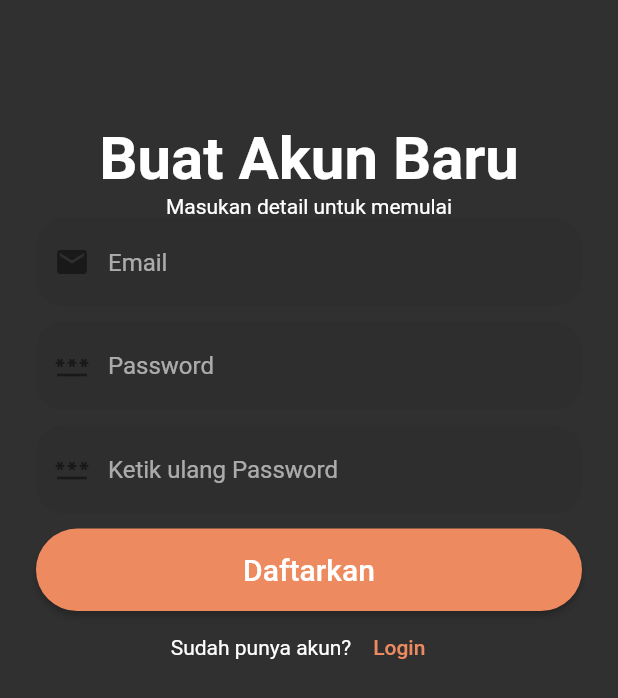
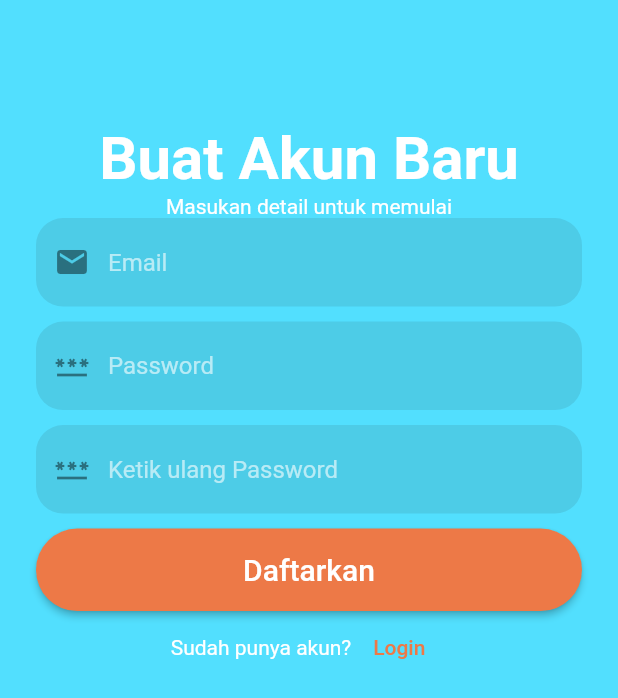
Before and after one commit to LordGarmadon/TugasAkhir, a Flutter app: the screen it shows after launch, after a tap on "Daftar disini", on a phone screen of 412 x 824 dp. Shown: the top 698 px of the screen. Run offline on Flutter 3.47's test engine with Material 2 defaults, Android fonts, the phone set to English and light mode, and no system bars; our stand-ins replace cloud_firestore, firebase_auth, firebase_core; accounts and stored records are empty; network calls fail.

Commit message:
tambah splashscreen

```diff
--- a/lib/login.dart
+++ b/lib/login.dart
@@ -23,7 +23,7 @@ class _LoginPageState extends State<LoginPage> {
   Widget build(BuildContext context) {
     return SafeArea(
       child: Scaffold(
-        //backgroundColor: Color.fromRGBO(82, 223, 254, 100),
+        backgroundColor: Color.fromRGBO(82, 223, 254, 100),
         body: Container(
           margin: EdgeInsets.all(24),
           child: Column(
@@ -81,7 +81,7 @@ class _LoginPageState extends State<LoginPage> {
             style: TextStyle(fontSize: 20),
           ),
           style: ElevatedButton.styleFrom(
-            primary: Color.fromRGBO(238, 138, 96, 1),
+            primary: Color.fromRGBO(237, 121, 71, 1),
             shape: StadiumBorder(),
             padding: EdgeInsets.symmetric(vertical: 16),
           ),
@@ -111,7 +111,7 @@ class _LoginPageState extends State<LoginPage> {
 _forgotPassword(context) {
   return TextButton(
     onPressed: () {},
-    style: TextButton.styleFrom(primary: Color.fromRGBO(238, 138, 96, 1)),
+    style: TextButton.styleFrom(primary: Color.fromRGBO(237, 121, 71, 1)),
     child: Text("Lupa Password?"),
   );
 }
@@ -128,7 +128,7 @@ _signup(context) {
               MaterialPageRoute(builder: (context) => const SignUpScreen()),
             );
           },
-          style: TextButton.styleFrom(primary: Color.fromRGBO(238, 138, 96, 1)),
+          style: TextButton.styleFrom(primary: Color.fromRGBO(237, 121, 71, 1)),
           child: Text("Daftar disini"))
     ],
   );
--- a/lib/main.dart
+++ b/lib/main.dart
@@ -5,6 +5,7 @@ import 'package:firebase_core/firebase_core.dart';
 import 'package:flutter/material.dart';
 import 'package:nadiku/login.dart';
 import 'package:nadiku/main_scaffold.dart';
+import 'package:nadiku/splashscreen.dart';
 
 import 'firebase_options.dart';
 
@@ -28,7 +29,7 @@ class MyApp extends StatelessWidget {
         debugShowCheckedModeBanner: false,
         title: title,
         theme: ThemeData.dark().copyWith(colorScheme: ColorScheme.fromSwatch(primarySwatch: Colors.blue).copyWith(secondary: Colors.tealAccent)),
-        home: MainPage(),
+        home: Splashscreen(),
       );
 
   // This widget is the root of your application
--- a/lib/signup.dart
+++ b/lib/signup.dart
@@ -26,6 +26,7 @@ class _SignUpScreenState extends State<SignUpScreen> {
   Widget build(BuildContext context) {
     return SafeArea(
         child: Scaffold(
+      backgroundColor: Color.fromRGBO(82, 223, 254, 100),
       body: Container(
         padding: EdgeInsets.symmetric(horizontal: 24),
         child: ListView(
@@ -127,7 +128,7 @@ class _SignUpScreenState extends State<SignUpScreen> {
             style: TextStyle(fontSize: 20),
           ),
           style: ElevatedButton.styleFrom(
-            primary: Color.fromRGBO(238, 138, 96, 1),
+            primary: Color.fromRGBO(237, 121, 71, 1),
             shape: StadiumBorder(),
             padding: EdgeInsets.symmetric(vertical: 16),
           ),
@@ -162,7 +163,7 @@ class _SignUpScreenState extends State<SignUpScreen> {
             onPressed: () {
               Navigator.pop(context);
             },
-            style: TextButton.styleFrom(primary: Color.fromRGBO(238, 138, 96, 1)),
+            style: TextButton.styleFrom(primary: Color.fromRGBO(237, 121, 71, 1)),
             child: Text("Login"))
       ],
     );
--- /dev/null
+++ b/lib/splashscreen.dart
@@ -0,0 +1,57 @@
+import 'package:flutter/material.dart';
+import 'package:flutter/services.dart';
+import 'package:nadiku/login.dart';
+
+class Splashscreen extends StatefulWidget {
+  const Splashscreen({super.key});
+
+  @override
+  State<Splashscreen> createState() => _SplashscreenState();
+}
+
+class _SplashscreenState extends State<Splashscreen> with SingleTickerProviderStateMixin {
+  @override
+  void initState() {
+    super.initState();
+    SystemChrome.setEnabledSystemUIMode(SystemUiMode.immersive);
+
+    Future.delayed(Duration(seconds: 2), () {
+      Navigator.of(context).pushReplacement(
+        MaterialPageRoute(
+          builder: (_) => const LoginPage(),
+        ),
+      );
+    });
+  }
+
+  @override
+  void dispose() {
+    SystemChrome.setEnabledSystemUIMode(SystemUiMode.manual, overlays: SystemUiOverlay.values);
+    super.dispose();
+  }
+
+  @override
+  Widget build(BuildContext context) {
+    return Scaffold(
+      backgroundColor: Color.fromRGBO(82, 223, 254, 100),
+      body: Container(
+        width: double.infinity,
+        decoration: const BoxDecoration(),
+        child: Column(
+          mainAxisAlignment: MainAxisAlignment.center,
+          children: [
+            Image.asset(
+              'assets/images/heart.png',
+              height: 250,
+              width: 250,
+            ),
+            Text(
+              "NADIKU",
+              style: TextStyle(fontStyle: FontStyle.normal, color: Colors.black, fontSize: 32),
+            )
+          ],
+        ),
+      ),
+    );
+  }
+}
--- a/pubspec.yaml
+++ b/pubspec.yaml
@@ -34,6 +34,7 @@ dependencies:
   firebase_core: ^2.14.0
   firebase_auth: ^4.6.3
   cloud_firestore: ^4.8.2
+  flutter_bluetooth_serial: ^0.4.0
 
   # The following adds the Cupertino Icons font to your application.
   # Use with the CupertinoIcons class for iOS style icons.
@@ -60,7 +61,8 @@ flutter:
   # included with your application, so that you can use the icons in
   # the material Icons class.
   uses-material-design: true
-
+  assets:
+    - assets/images/
   # To add assets to your application, add an assets section, like this:
   # assets:
   #   - images/a_dot_burr.jpeg
```
Also changed, not shown: assets/images/heart.png (added), pubspec.lock, 1 other file.
